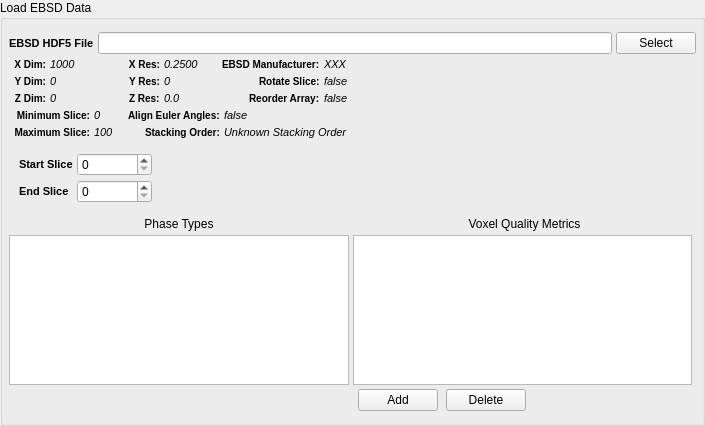
The window that Source/Plugins/PipelineBuilder/FilterWidgets/ReconstructionFiltersWidgets/QLoadSlicesWidget.ui (BlueQuartzSoftware/DREAM3D) describes before a commit, drawn with Qt 5.
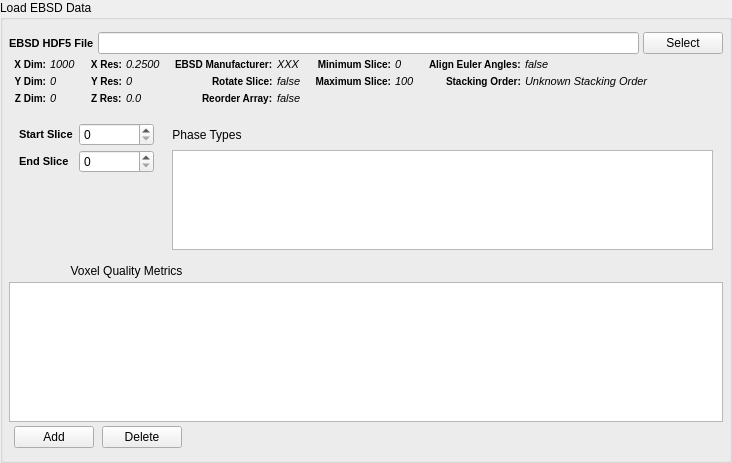
The same window after the commit. Icons and pictures are not drawn. Custom widgets are drawn as their Qt base class.

Commit message: Updating the Quality Metric Filter to include a Phase Index which is used to apply the filter to a specific phase

The edit to the form file:
```diff
--- a/Source/Plugins/PipelineBuilder/FilterWidgets/ReconstructionFiltersWidgets/QLoadSlicesWidget.ui
+++ b/Source/Plugins/PipelineBuilder/FilterWidgets/ReconstructionFiltersWidgets/QLoadSlicesWidget.ui
@@ -6,8 +6,8 @@
    <rect>
     <x>0</x>
     <y>0</y>
-    <width>705</width>
-    <height>426</height>
+    <width>732</width>
+    <height>463</height>
    </rect>
   </property>
   <property name="windowTitle">
@@ -40,7 +40,7 @@
      <property name="spacing">
       <number>4</number>
      </property>
-     <item row="0" column="0" colspan="4">
+     <item row="0" column="0" colspan="6">
       <layout class="QHBoxLayout" name="horizontalLayout">
        <property name="topMargin">
         <number>0</number>
@@ -536,110 +536,20 @@
        </item>
       </layout>
      </item>
-     <item row="2" column="1" colspan="2">
-      <layout class="QFormLayout" name="formLayout_2">
-       <property name="labelAlignment">
-        <set>Qt::AlignRight|Qt::AlignTrailing|Qt::AlignVCenter</set>
+     <item row="1" column="5" rowspan="2">
+      <spacer name="horizontalSpacer">
+       <property name="orientation">
+        <enum>Qt::Horizontal</enum>
        </property>
-       <property name="leftMargin">
-        <number>5</number>
+       <property name="sizeHint" stdset="0">
+        <size>
+         <width>40</width>
+         <height>20</height>
+        </size>
        </property>
-       <property name="rightMargin">
-        <number>5</number>
-       </property>
-       <item row="1" column="0">
-        <widget class="QLabel" name="label_24">
-         <property name="font">
-          <font>
-           <pointsize>-1</pointsize>
-           <weight>75</weight>
-           <bold>true</bold>
-          </font>
-         </property>
-         <property name="styleSheet">
-          <string notr="true">QLabel {
-font-weight: bold;
-font-size: 10px;
-}</string>
-         </property>
-         <property name="text">
-          <string>Stacking Order:</string>
-         </property>
-         <property name="scaledContents">
-          <bool>false</bool>
-         </property>
-        </widget>
-       </item>
-       <item row="0" column="0">
-        <widget class="QLabel" name="label_22">
-         <property name="font">
-          <font>
-           <pointsize>-1</pointsize>
-           <weight>75</weight>
-           <bold>true</bold>
-          </font>
-         </property>
-         <property name="styleSheet">
-          <string notr="true">QLabel {
-font-weight: bold;
-font-size: 10px;
-}</string>
-         </property>
-         <property name="text">
-          <string>Align Euler Angles:</string>
-         </property>
-         <property name="scaledContents">
-          <bool>false</bool>
-         </property>
-        </widget>
-       </item>
-       <item row="0" column="1">
-        <widget class="QLabel" name="m_AlignEulersLabel">
-         <property name="font">
-          <font>
-           <pointsize>-1</pointsize>
-           <italic>true</italic>
-          </font>
-         </property>
-         <property name="styleSheet">
-          <string notr="true">QLabel {
-	font-size: 11px;
-	font-style: italic;
-}</string>
-         </property>
-         <property name="text">
-          <string>false</string>
-         </property>
-         <property name="scaledContents">
-          <bool>true</bool>
-         </property>
-        </widget>
-       </item>
-       <item row="1" column="1">
-        <widget class="QLabel" name="m_StackingOrder">
-         <property name="font">
-          <font>
-           <pointsize>-1</pointsize>
-           <italic>true</italic>
-          </font>
-         </property>
-         <property name="styleSheet">
-          <string notr="true">QLabel {
-	font-size: 11px;
-	font-style: italic;
-}</string>
-         </property>
-         <property name="text">
-          <string>Unknown Stacking Order</string>
-         </property>
-         <property name="scaledContents">
-          <bool>true</bool>
-         </property>
-        </widget>
-       </item>
-      </layout>
+      </spacer>
      </item>
-     <item row="2" column="0">
+     <item row="1" column="3">
       <layout class="QFormLayout" name="formLayout">
        <property name="fieldGrowthPolicy">
         <enum>QFormLayout::FieldsStayAtSizeHint</enum>
@@ -745,29 +655,125 @@
        </item>
       </layout>
      </item>
-     <item row="1" column="3" rowspan="2">
-      <spacer name="horizontalSpacer">
-       <property name="orientation">
-        <enum>Qt::Horizontal</enum>
+     <item row="1" column="4">
+      <layout class="QFormLayout" name="formLayout_2">
+       <property name="labelAlignment">
+        <set>Qt::AlignRight|Qt::AlignTrailing|Qt::AlignVCenter</set>
        </property>
-       <property name="sizeHint" stdset="0">
-        <size>
-         <width>40</width>
-         <height>20</height>
-        </size>
+       <property name="leftMargin">
+        <number>5</number>
        </property>
-      </spacer>
+       <property name="rightMargin">
+        <number>5</number>
+       </property>
+       <item row="1" column="0">
+        <widget class="QLabel" name="label_24">
+         <property name="font">
+          <font>
+           <pointsize>-1</pointsize>
+           <weight>75</weight>
+           <bold>true</bold>
+          </font>
+         </property>
+         <property name="styleSheet">
+          <string notr="true">QLabel {
+font-weight: bold;
+font-size: 10px;
+}</string>
+         </property>
+         <property name="text">
+          <string>Stacking Order:</string>
+         </property>
+         <property name="scaledContents">
+          <bool>false</bool>
+         </property>
+        </widget>
+       </item>
+       <item row="0" column="0">
+        <widget class="QLabel" name="label_22">
+         <property name="font">
+          <font>
+           <pointsize>-1</pointsize>
+           <weight>75</weight>
+           <bold>true</bold>
+          </font>
+         </property>
+         <property name="styleSheet">
+          <string notr="true">QLabel {
+font-weight: bold;
+font-size: 10px;
+}</string>
+         </property>
+         <property name="text">
+          <string>Align Euler Angles:</string>
+         </property>
+         <property name="scaledContents">
+          <bool>false</bool>
+         </property>
+        </widget>
+       </item>
+       <item row="0" column="1">
+        <widget class="QLabel" name="m_AlignEulersLabel">
+         <property name="font">
+          <font>
+           <pointsize>-1</pointsize>
+           <italic>true</italic>
+          </font>
+         </property>
+         <property name="styleSheet">
+          <string notr="true">QLabel {
+	font-size: 11px;
+	font-style: italic;
+}</string>
+         </property>
+         <property name="text">
+          <string>false</string>
+         </property>
+         <property name="scaledContents">
+          <bool>true</bool>
+         </property>
+        </widget>
+       </item>
+       <item row="1" column="1">
+        <widget class="QLabel" name="m_StackingOrder">
+         <property name="font">
+          <font>
+           <pointsize>-1</pointsize>
+           <italic>true</italic>
+          </font>
+         </property>
+         <property name="styleSheet">
+          <string notr="true">QLabel {
+	font-size: 11px;
+	font-style: italic;
+}</string>
+         </property>
+         <property name="text">
+          <string>Unknown Stacking Order</string>
+         </property>
+         <property name="scaledContents">
+          <bool>true</bool>
+         </property>
+        </widget>
+       </item>
+      </layout>
      </item>
     </layout>
    </item>
    <item row="1" column="0" colspan="3">
     <layout class="QGridLayout" name="gridLayout_3">
+     <property name="sizeConstraint">
+      <enum>QLayout::SetMaximumSize</enum>
+     </property>
+     <property name="horizontalSpacing">
+      <number>6</number>
+     </property>
+     <property name="verticalSpacing">
+      <number>4</number>
+     </property>
      <property name="margin">
       <number>10</number>
      </property>
-     <property name="spacing">
-      <number>4</number>
-     </property>
      <item row="0" column="0">
       <widget class="QLabel" name="label_5">
        <property name="styleSheet">
@@ -814,7 +820,35 @@
        </property>
       </widget>
      </item>
-     <item row="0" column="2" rowspan="2">
+     <item row="1" column="3" rowspan="2" colspan="2">
+      <widget class="QListWidget" name="phaseTypeList">
+       <property name="sizePolicy">
+        <sizepolicy hsizetype="Preferred" vsizetype="Preferred">
+         <horstretch>0</horstretch>
+         <verstretch>0</verstretch>
+        </sizepolicy>
+       </property>
+       <property name="minimumSize">
+        <size>
+         <width>0</width>
+         <height>100</height>
+        </size>
+       </property>
+       <property name="maximumSize">
+        <size>
+         <width>16777215</width>
+         <height>100</height>
+        </size>
+       </property>
+       <property name="editTriggers">
+        <set>QAbstractItemView::AllEditTriggers</set>
+       </property>
+       <property name="alternatingRowColors">
+        <bool>true</bool>
+       </property>
+      </widget>
+     </item>
+     <item row="0" column="4">
       <spacer name="horizontalSpacer_2">
        <property name="orientation">
         <enum>Qt::Horizontal</enum>
@@ -827,109 +861,41 @@
        </property>
       </spacer>
      </item>
+     <item row="0" column="2">
+      <spacer name="horizontalSpacer_4">
+       <property name="orientation">
+        <enum>Qt::Horizontal</enum>
+       </property>
+       <property name="sizeType">
+        <enum>QSizePolicy::Fixed</enum>
+       </property>
+       <property name="sizeHint" stdset="0">
+        <size>
+         <width>12</width>
+         <height>20</height>
+        </size>
+       </property>
+      </spacer>
+     </item>
+     <item row="0" column="3">
+      <widget class="QLabel" name="label_11">
+       <property name="sizePolicy">
+        <sizepolicy hsizetype="Preferred" vsizetype="Preferred">
+         <horstretch>0</horstretch>
+         <verstretch>0</verstretch>
+        </sizepolicy>
+       </property>
+       <property name="text">
+        <string>Phase Types</string>
+       </property>
+       <property name="alignment">
+        <set>Qt::AlignCenter</set>
+       </property>
+      </widget>
+     </item>
     </layout>
    </item>
-   <item row="2" column="1" colspan="2">
-    <widget class="QLabel" name="label_9">
-     <property name="text">
-      <string>Voxel Quality Metrics</string>
-     </property>
-     <property name="alignment">
-      <set>Qt::AlignCenter</set>
-     </property>
-    </widget>
-   </item>
-   <item row="3" column="1">
-    <widget class="QTableView" name="m_QualityMetricTableView">
-     <property name="sizePolicy">
-      <sizepolicy hsizetype="Expanding" vsizetype="Expanding">
-       <horstretch>0</horstretch>
-       <verstretch>0</verstretch>
-      </sizepolicy>
-     </property>
-     <property name="minimumSize">
-      <size>
-       <width>0</width>
-       <height>100</height>
-      </size>
-     </property>
-     <property name="maximumSize">
-      <size>
-       <width>16777215</width>
-       <height>150</height>
-      </size>
-     </property>
-     <property name="editTriggers">
-      <set>QAbstractItemView::AnyKeyPressed|QAbstractItemView::EditKeyPressed|QAbstractItemView::SelectedClicked</set>
-     </property>
-     <property name="alternatingRowColors">
-      <bool>true</bool>
-     </property>
-     <property name="verticalScrollMode">
-      <enum>QAbstractItemView::ScrollPerPixel</enum>
-     </property>
-     <property name="horizontalScrollMode">
-      <enum>QAbstractItemView::ScrollPerPixel</enum>
-     </property>
-     <property name="showGrid">
-      <bool>false</bool>
-     </property>
-     <property name="cornerButtonEnabled">
-      <bool>false</bool>
-     </property>
-     <attribute name="horizontalHeaderDefaultSectionSize">
-      <number>120</number>
-     </attribute>
-     <attribute name="verticalHeaderVisible">
-      <bool>false</bool>
-     </attribute>
-     <attribute name="verticalHeaderVisible">
-      <bool>false</bool>
-     </attribute>
-     <attribute name="horizontalHeaderDefaultSectionSize">
-      <number>120</number>
-     </attribute>
-    </widget>
-   </item>
-   <item row="2" column="0">
-    <widget class="QLabel" name="label_11">
-     <property name="text">
-      <string>Phase Types</string>
-     </property>
-     <property name="alignment">
-      <set>Qt::AlignCenter</set>
-     </property>
-    </widget>
-   </item>
-   <item row="3" column="0">
-    <widget class="QListWidget" name="phaseTypeList">
-     <property name="sizePolicy">
-      <sizepolicy hsizetype="Expanding" vsizetype="Expanding">
-       <horstretch>0</horstretch>
-       <verstretch>0</verstretch>
-      </sizepolicy>
-     </property>
-     <property name="minimumSize">
-      <size>
-       <width>0</width>
-       <height>100</height>
-      </size>
-     </property>
-     <property name="maximumSize">
-      <size>
-       <width>16777215</width>
-       <height>150</height>
-      </size>
-     </property>
-     <property name="editTriggers">
-      <set>QAbstractItemView::AllEditTriggers</set>
-     </property>
-     <property name="alternatingRowColors">
-      <bool>true</bool>
-     </property>
-    </widget>
-   </item>
-   <item row="4" column="1">
+   <item row="6" column="0" colspan="3">
     <layout class="QHBoxLayout" name="horizontalLayout_2">
      <property name="spacing">
       <number>8</number>
@@ -1031,6 +997,71 @@
      </item>
     </layout>
    </item>
+   <item row="4" column="0">
+    <widget class="QLabel" name="label_9">
+     <property name="text">
+      <string>Voxel Quality Metrics</string>
+     </property>
+     <property name="alignment">
+      <set>Qt::AlignCenter</set>
+     </property>
+    </widget>
+   </item>
+   <item row="5" column="0" colspan="3">
+    <widget class="QTableView" name="m_QualityMetricTableView">
+     <property name="sizePolicy">
+      <sizepolicy hsizetype="Expanding" vsizetype="MinimumExpanding">
+       <horstretch>0</horstretch>
+       <verstretch>0</verstretch>
+      </sizepolicy>
+     </property>
+     <property name="minimumSize">
+      <size>
+       <width>0</width>
+       <height>100</height>
+      </size>
+     </property>
+     <property name="maximumSize">
+      <size>
+       <width>16777215</width>
+       <height>16777215</height>
+      </size>
+     </property>
+     <property name="editTriggers">
+      <set>QAbstractItemView::AnyKeyPressed|QAbstractItemView::EditKeyPressed|QAbstractItemView::SelectedClicked</set>
+     </property>
+     <property name="showDropIndicator" stdset="0">
+      <bool>false</bool>
+     </property>
+     <property name="dragDropOverwriteMode">
+      <bool>false</bool>
+     </property>
+     <property name="alternatingRowColors">
+      <bool>true</bool>
+     </property>
+     <property name="verticalScrollMode">
+      <enum>QAbstractItemView::ScrollPerPixel</enum>
+     </property>
+     <property name="horizontalScrollMode">
+      <enum>QAbstractItemView::ScrollPerPixel</enum>
+     </property>
+     <property name="showGrid">
+      <bool>false</bool>
+     </property>
+     <property name="wordWrap">
+      <bool>false</bool>
+     </property>
+     <property name="cornerButtonEnabled">
+      <bool>false</bool>
+     </property>
+     <attribute name="horizontalHeaderDefaultSectionSize">
+      <number>100</number>
+     </attribute>
+     <attribute name="verticalHeaderVisible">
+      <bool>false</bool>
+     </attribute>
+    </widget>
+   </item>
   </layout>
  </widget>
  <customwidgets>
```
The commit also changes 13 other files.
